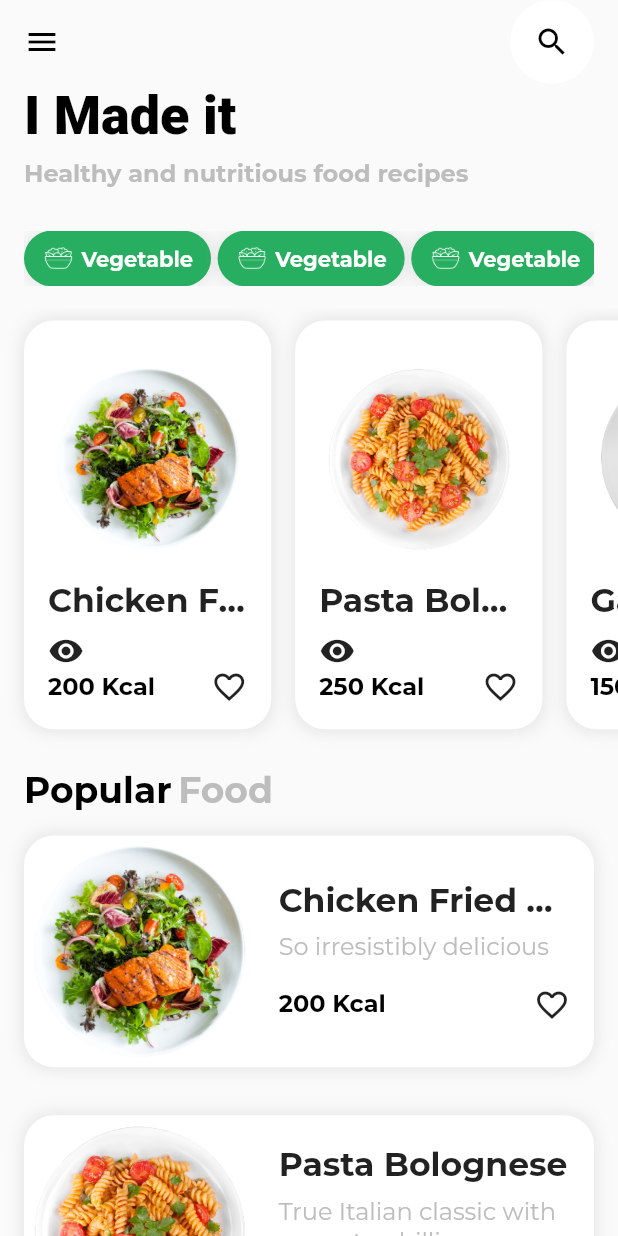
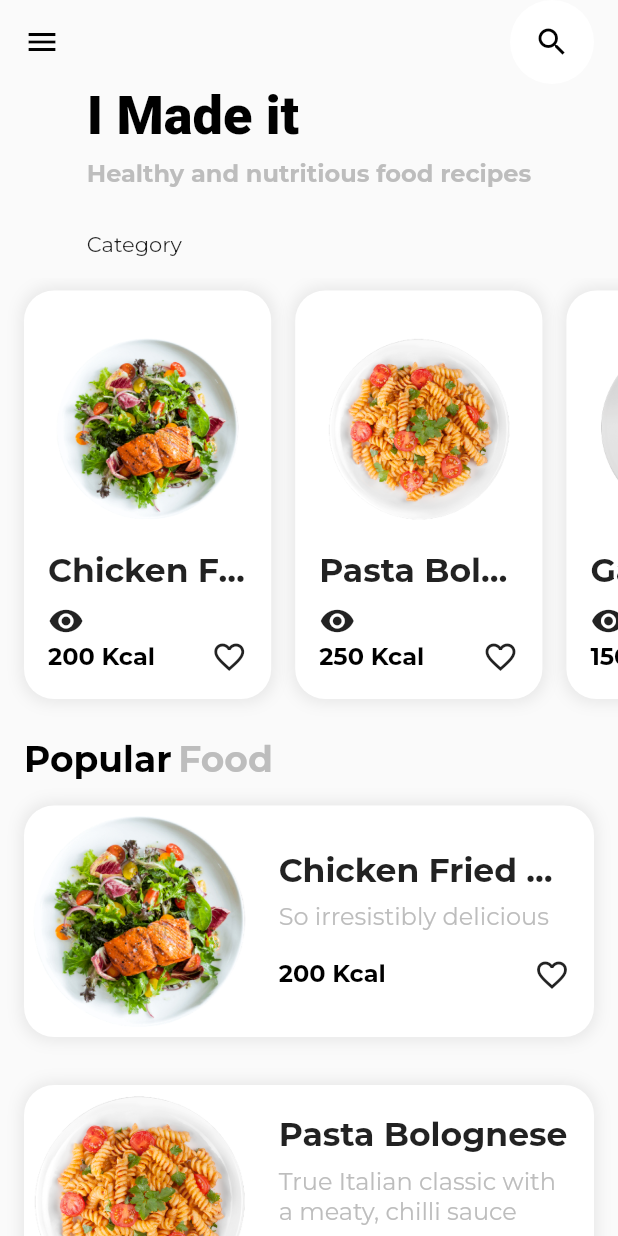
Before and after one commit to EwigLife/recipe2, a Flutter app: the Explore screen opened directly, on a phone screen of 412 x 824 dp. Run offline on Flutter 3.47's test engine with Material 2 defaults, Android fonts, the phone set to English and light mode, and no system bars; our stand-ins replace flutter_screenutil, font_awesome_flutter, google_fonts, image_picker.

Commit message:
category

```diff
--- a/lib/explore.dart
+++ b/lib/explore.dart
@@ -7,6 +7,8 @@ import 'package:recipe2/Widget/drawer.dart';
 import 'package:recipe2/Widget/searchBar.dart';
 import 'package:recipe2/Widget/shared.dart';
 
+import 'Widget/category.dart';
+import 'option.dart';
 
 class Explore extends StatefulWidget {
   @override
@@ -38,7 +40,6 @@ class _ExploreState extends State<Explore> {
           physics: BouncingScrollPhysics(),
           child: Column(
             children: [
-
               Padding(
                 padding: EdgeInsets.symmetric(horizontal: 16),
                 child: Column(
@@ -48,41 +49,20 @@ class _ExploreState extends State<Explore> {
                     buildTextSubTitleVariation1(
                         'Healthy and nutritious food recipes'),
                     SizedBox(
-                      height:  ScreenUtil.getInstance().setHeight(32),
+                      height: ScreenUtil.getInstance().setHeight(32),
                     ),
-                    SingleChildScrollView(
-                      scrollDirection: Axis.horizontal,
-                      child: Row(
-                        mainAxisAlignment: MainAxisAlignment.spaceBetween,
-                        children: [
-                          option('Vegetable', 'assets/icons/salad.png',0),
-                          SizedBox(
-                            width:  ScreenUtil.getInstance().setWidth(8),
-                          ),
-                           option('Vegetable', 'assets/icons/salad.png', 0),
-                          SizedBox(
-                            width:   ScreenUtil.getInstance().setWidth(8),
-                          ),
-                           option('Vegetable', 'assets/icons/salad.png', 0),
-                          SizedBox(
-                            width:   ScreenUtil.getInstance().setWidth(8),
-                          ),
-                          option('Rice', 'assets/icons/rice.png', 1),
-                          SizedBox(
-                            width:   ScreenUtil.getInstance().setWidth(8),
-                          ),
-                          option('Fruit', 'assets/icons/fruit.png', 2),
-                        ],
-                      ),
+                    InkWell(
+                      child: Text('Category'),
+                      onTap: () => category(context),
                     ),
                   ],
                 ),
               ),
               SizedBox(
-                height:   ScreenUtil.getInstance().setHeight(24),
+                height: ScreenUtil.getInstance().setHeight(24),
               ),
               Container(
-                height:   ScreenUtil.getInstance().setHeight(480),
+                height: ScreenUtil.getInstance().setHeight(480),
                 child: ListView(
                   physics: BouncingScrollPhysics(),
                   scrollDirection: Axis.horizontal,
@@ -90,20 +70,23 @@ class _ExploreState extends State<Explore> {
                 ),
               ),
               SizedBox(
-                height:   ScreenUtil.getInstance().setHeight(16),
+                height: ScreenUtil.getInstance().setHeight(16),
               ),
               Padding(
                 padding: EdgeInsets.symmetric(horizontal: 16),
                 child: Row(
                   children: [
-                   Text('Popular',style: TextStyle(
+                    Text('Popular',
+                        style: TextStyle(
                           fontSize: 24,
                           fontWeight: FontWeight.bold,
-        color: blackk ,)),
+                          color: blackk,
+                        )),
                     SizedBox(
-                      width:   ScreenUtil.getInstance().setWidth(8),
+                      width: ScreenUtil.getInstance().setWidth(8),
                     ),
-                    Text('Food' ,style: TextStyle(
+                    Text('Food',
+                        style: TextStyle(
                           fontSize: 24,
                           fontWeight: FontWeight.bold,
                           color: Colors.grey[400],
@@ -126,49 +109,9 @@ class _ExploreState extends State<Explore> {
     );
   }
 
-  Widget option(String text, String image, int index) {
-    return GestureDetector(
-      onTap: () {
-        setState(() {
-          optionSelected[index] = !optionSelected[index];
-        });
-      },
-      child: Container(
-        height:   ScreenUtil.getInstance().setHeight(60),
-        decoration: BoxDecoration(
-          color: optionSelected[index] ? kPrimaryColor : Colors.white,
-          borderRadius: BorderRadius.all(
-            Radius.circular(20),
-          ),
-          boxShadow: [kBoxShadow],
-        ),
-        padding: EdgeInsets.symmetric(horizontal: 12),
-        child: Row(
-          children: [
-            SizedBox(
-              height:  ScreenUtil.getInstance().setHeight(45),
-              width:   ScreenUtil.getInstance().setWidth(40),
-              child: Image.asset(
-                image,
-                color: optionSelected[index] ? whitee : blackk,
-              ),
-            ),
-            SizedBox(
-              width:   ScreenUtil.getInstance().setWidth(8),
-            ),
-            Text(
-              text,
-              style: TextStyle(
-                color: optionSelected[index] ? whitee : blackk,
-                fontSize: 14,
-                fontWeight: FontWeight.bold,
-              ),
-            ),
-          ],
-        ),
-      ),
-    );
-  }
+  // Widget option() {
+  //   return Option(optionSelected: optionSelected);
+  // }
 
   List<Widget> buildRecipes() {
     List<Widget> list = [];
@@ -197,7 +140,7 @@ class _ExploreState extends State<Explore> {
         margin: EdgeInsets.only(
             right: 16, left: index == 0 ? 16 : 0, bottom: 16, top: 8),
         padding: EdgeInsets.all(16),
-        width:   ScreenUtil.getInstance().setWidth(300),
+        width: ScreenUtil.getInstance().setWidth(300),
         child: Column(
           crossAxisAlignment: CrossAxisAlignment.stretch,
           children: <Widget>[
@@ -215,13 +158,11 @@ class _ExploreState extends State<Explore> {
               ),
             ),
             SizedBox(
-              height:   ScreenUtil.getInstance().setHeight(8),
+              height: ScreenUtil.getInstance().setHeight(8),
             ),
             buildRecipeTitle(recipe.title),
             Row(
-              children: [
-                Icon(Icons.visibility)
-              ],
+              children: [Icon(Icons.visibility)],
             ),
             // buildTextSubTitleVariation2(recipe.description),
             Row(
@@ -267,8 +208,8 @@ class _ExploreState extends State<Explore> {
         child: Row(
           children: [
             Container(
-              height:   ScreenUtil.getInstance().setHeight(250),
-              width:   ScreenUtil.getInstance().setWidth(280),
+              height: ScreenUtil.getInstance().setHeight(250),
+              width: ScreenUtil.getInstance().setWidth(280),
               decoration: BoxDecoration(
                 image: DecorationImage(
                   image: AssetImage(recipe.image),
```
Also changed, not shown: lib/Widget/category.dart (+93 -0 lines), lib/option.dart (added, +63 -0 lines), 6 other files. Lines whose indentation alone changed are shown as unchanged.
